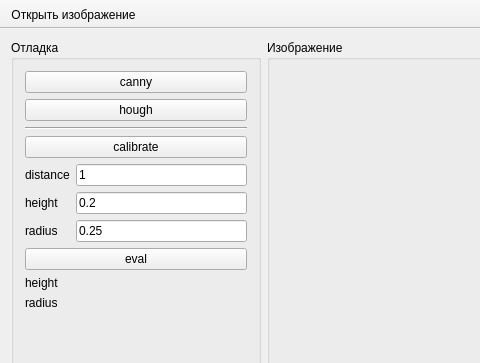
The window that ui/mainwindow.ui (AnisimoffNikita/course-project-cg) describes before a commit, drawn with Qt 5; both pictures show x 0 to 480 and y 0 to 363 of the 679 by 490 pixel window.
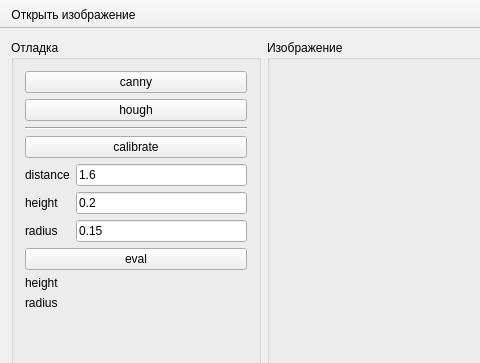
The same window after the commit. Icons and pictures are not drawn. Custom widgets are drawn as their Qt base class.

```diff
--- a/ui/mainwindow.ui
+++ b/ui/mainwindow.ui
@@ -72,7 +72,7 @@
        <item row="7" column="1">
         <widget class="QLineEdit" name="edtR">
          <property name="text">
-          <string>0.25</string>
+          <string>0.15</string>
          </property>
         </widget>
        </item>
@@ -148,7 +148,7 @@
        <item row="4" column="1">
         <widget class="QLineEdit" name="edtDist">
          <property name="text">
-          <string>1</string>
+          <string>1.6</string>
          </property>
         </widget>
        </item>
```
